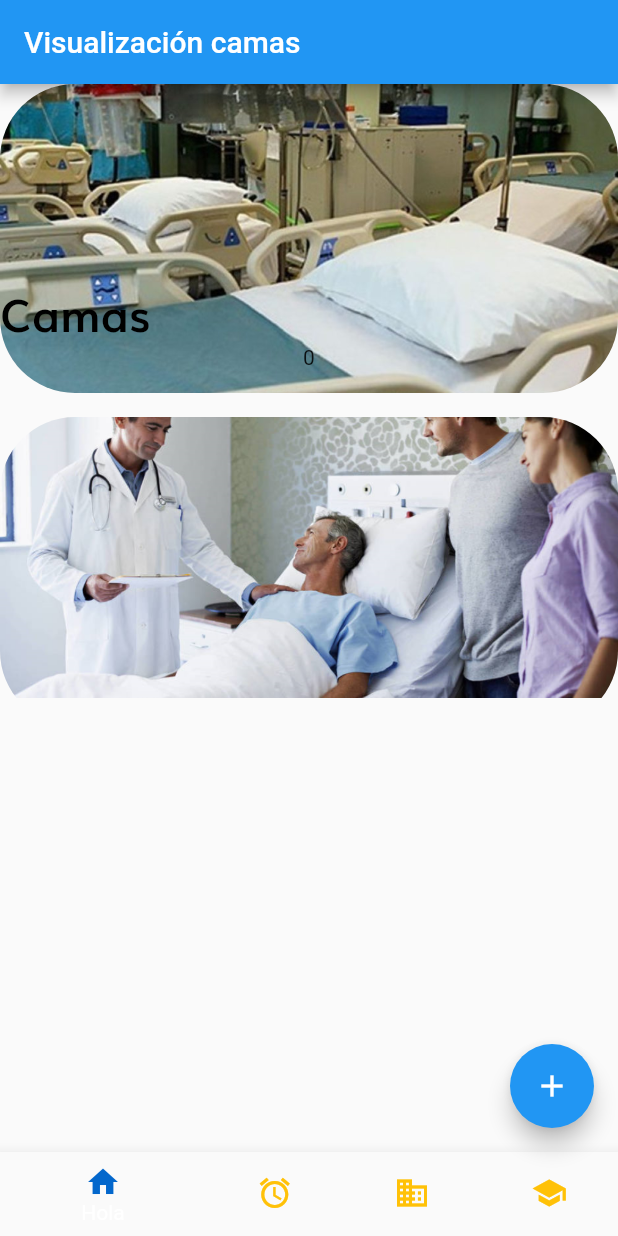
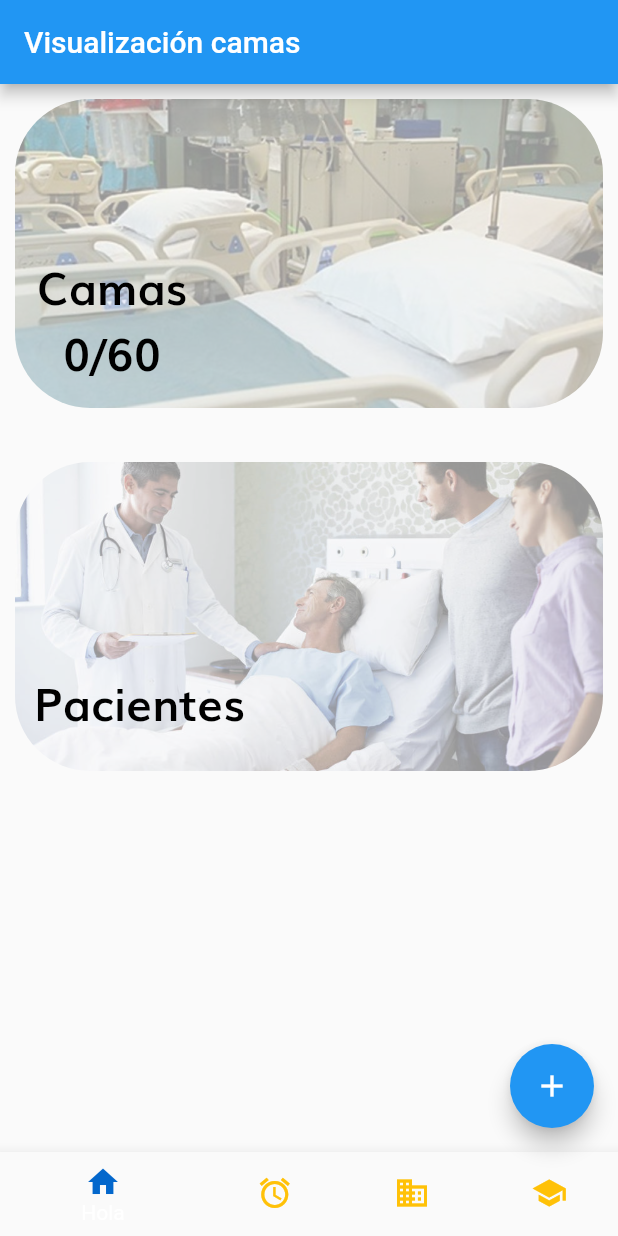
Before and after one commit to FlyingPigsUem/UEM-Analytics-G204, a Flutter app: the screen it shows after launch, on a phone screen of 412 x 824 dp. Run offline on Flutter 3.47's test engine with Material 2 defaults, Android fonts, the phone set to English and light mode, and no system bars; our stand-ins replace cloud_firestore; accounts and stored records are empty.

Commit message:
Añadido boton pacientes

```diff
--- a/smartHospital/lib/addUser.dart
+++ b/smartHospital/lib/addUser.dart
@@ -51,7 +51,7 @@ class _addUserPageState extends State<addUserPage> {
           content: Text("Datos guardados"),
         ),
       );
-      Navigator.pop(context);
+      Navigator.maybePop(context);
     } else {
       _scaffoldKey.currentState.showSnackBar(
         new SnackBar(
--- a/smartHospital/lib/homePage/camasCard.dart
+++ b/smartHospital/lib/homePage/camasCard.dart
@@ -15,30 +15,33 @@ class camasCardWidget extends StatefulWidget {
 class _camasCardWidgetState extends State<camasCardWidget> {
   @override
   Widget build(BuildContext context) {
-    return SizedBox(
+    return Padding(
+      padding: const EdgeInsets.all(10.0),
+      child: SizedBox(
         height: widget.phoneHeight / 4,
         child: ClipRRect(
             borderRadius: BorderRadius.circular(50.0),
+
             child: Container(
               alignment: Alignment.bottomLeft,
               decoration: BoxDecoration(
                 image: DecorationImage(
-                image: AssetImage('assets/images/cama.jpg'),
+                  image: AssetImage('assets/images/cama.jpg',),
                   fit: BoxFit.fitWidth,
                   alignment: Alignment.topCenter,
+                  colorFilter: ColorFilter.mode(Colors.black.withOpacity(0.6), BlendMode.dstOut),
                 ),
               ),
               child: Align(
-              alignment: Alignment(-0.7, -0.9),
+                alignment: Alignment(0.3, -0.9),
                 child: Column(
                   mainAxisAlignment: MainAxisAlignment.end,
-                crossAxisAlignment: CrossAxisAlignment.center,
-                children: [
-                  Row(
+                  crossAxisAlignment: CrossAxisAlignment.start,
                   children: [
                     Align(
-                        alignment: Alignment.bottomLeft,
-                      ),
+                      alignment: Alignment(-0.9,1),
+                      child: Column(
+                        children: [
                           Text(
                             'Camas',
                             style: TextStyle(
@@ -47,22 +50,38 @@ class _camasCardWidgetState extends State<camasCardWidget> {
                                 fontFamily: 'Muli',
                                 fontSize: 30),
                           ),
-                    ],
-                  ),
                           FutureBuilder(
                               future: widget.numeroCama,
                               builder: (context, snapshot) {
                                 if (snapshot.hasData) {
-                          return Text(snapshot.data.toString());
+                                  return Text(
+                                    snapshot.data.toString()+'/60',
+                                    style: TextStyle(
+                                        color: Colors.black,
+                                        fontWeight: FontWeight.bold,
+                                        fontFamily: 'Muli',
+                                        fontSize: 30),
+                                  );
                                 } else {
-                          return Text('Loading...');
+                                  return Text(
+                                    'Loading...',
+                                    style: TextStyle(
+                                        color: Colors.black,
+                                        fontWeight: FontWeight.bold,
+                                        fontFamily: 'Muli',
+                                        fontSize: 30),
+                                  );
                                 }
                               }),
+                        ],
+                      ),
+                    ),
                     Text('')
                   ],
                 ),
               ),
             )),
+      ),
     );
   }
 }
--- a/smartHospital/lib/homePage/homeCardWidget.dart
+++ b/smartHospital/lib/homePage/homeCardWidget.dart
@@ -5,16 +5,24 @@ class homeCardWidget extends StatelessWidget {
       {@required this.phoneWidth,
       @required this.phoneHeight,
       @required this.title,
-      @required this.img});
+      @required this.img,
+      @required this.onTap});
   final double phoneWidth;
   final double phoneHeight;
   final String title;
   final String img;
+  final Function onTap;
   @override
   Widget build(BuildContext context) {
-    return SizedBox(
+    return Container(
+        child: Padding(
+          padding: const EdgeInsets.all(10.0),
+          child: SizedBox(
             height: phoneHeight / 4,
             child: ClipRRect(
+              borderRadius: BorderRadius.circular(50.0),
+              child: InkWell(
+                onTap: onTap,
                 borderRadius: BorderRadius.circular(50.0),
                               child: Container(
                   alignment: Alignment.bottomLeft,
@@ -22,11 +30,28 @@ class homeCardWidget extends StatelessWidget {
                     image: DecorationImage(
                       image: AssetImage(img),
                       fit: BoxFit.fitWidth,
-              alignment: Alignment.topCenter,
+                      alignment: Alignment.center,
+                      colorFilter: ColorFilter.mode(
+                          Colors.black.withOpacity(0.6), BlendMode.dstOut),
+                    ),
+                  ),
+                  child: Align(
+                    alignment: Alignment(-0.9, 0.7),
+                    child: Text(
+                      title,
+                      style: TextStyle(
+                          color: Colors.black,
+                          fontWeight: FontWeight.bold,
+                          fontFamily: 'Muli',
+                          fontSize: 30),
                     ),
                   ),
                 ),
               ),
+            ),
+          ),
+        ),
+
     );
   }
 }
--- a/smartHospital/lib/homePage/homePage.dart
+++ b/smartHospital/lib/homePage/homePage.dart
@@ -31,11 +31,12 @@ class _homePageState extends State<homePage> {
       body: RefreshIndicator(
         onRefresh: _handleRefresh,
         child: ListView(
-          children: [
-            camasCardWidget(
-                phoneWidth: phoneWidth,
-                phoneHeight: phoneHeight,
-                numeroCama: _numCamas),
+
+          children: [camasCardWidget(
+                  phoneWidth: phoneWidth,
+                  phoneHeight: phoneHeight,
+                  numeroCama: _numCamas),
+
             Divider(
               color: Color.fromRGBO(255, 255, 255, 0.0),
             ),
@@ -43,7 +44,10 @@ class _homePageState extends State<homePage> {
                 phoneWidth: phoneWidth,
                 phoneHeight: phoneHeight,
                 title: 'Pacientes',
-                img: 'assets/images/pacientes.png')
+                img: 'assets/images/pacientes.jpg',
+                onTap: (){
+                  print('Taped');
+                },)
           ],
         ),
       ),
@@ -84,7 +88,7 @@ class _homePageState extends State<homePage> {
     await Firestore.instance.collection('usuarios').getDocuments();
     setState(() {
       _numCamas = countDocuments('usuarios');
-      ;
+
     });
     return null;
   }
```
Also changed, not shown: smartHospital/assets/images/pacientes.jpg (added), smartHospital/assets/images/pacientes.png (deleted), 20 other files. Lines whose indentation alone changed are shown as unchanged.
